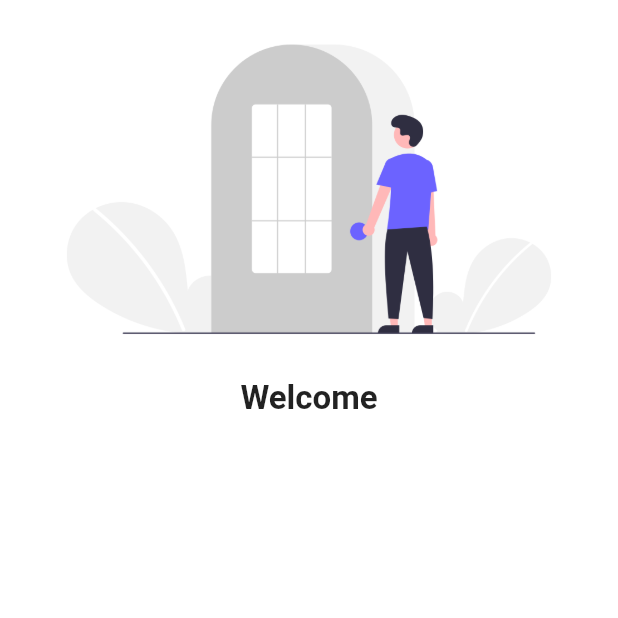
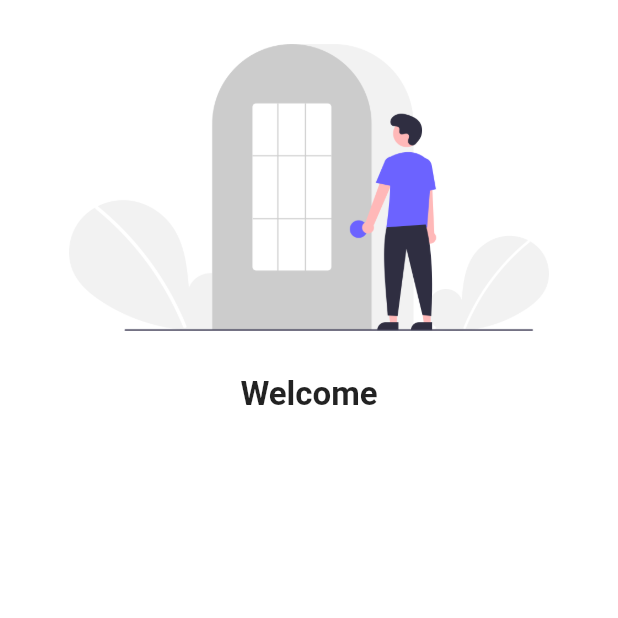
Before and after one commit to Swali295/MyApplication, a Flutter app: the screen it shows after launch, on a phone screen of 412 x 824 dp, the top half of it. Run offline on Flutter 3.47's test engine with Material 2 defaults, Android fonts, the phone set to English and light mode, and no system bars; our stand-ins replace google_fonts.

Commit message:
Day3 Completed

```diff
--- a/flutter_cataloge/lib/main.dart
+++ b/flutter_cataloge/lib/main.dart
@@ -1,5 +1,6 @@
 import 'package:flutter/material.dart';
 
+import 'package:google_fonts/google_fonts.dart';
 import 'pages/home_page.dart';
 import 'pages/login_page.dart';
 
@@ -12,7 +13,8 @@ class MyApp extends StatelessWidget {
   Widget build(BuildContext context) {
     return MaterialApp(
       themeMode: ThemeMode.dark,
-      theme: ThemeData(primarySwatch: Colors.red),
+      theme: ThemeData(primarySwatch: Colors.red,
+      primaryTextTheme: GoogleFonts.latoTextTheme()),
       darkTheme: ThemeData(
         brightness: Brightness.light,
       ),
--- a/flutter_cataloge/lib/pages/login_page.dart
+++ b/flutter_cataloge/lib/pages/login_page.dart
@@ -8,7 +8,9 @@ class LoginPage extends StatelessWidget {
         child: Column(
           children: [
             Image.asset("assets/Login_page.png",
-            fit: BoxFit.cover,
+            fit: BoxFit.fitHeight,
+            height: 250,
+
             ),
             Text("Welcome",
             style: TextStyle(fontSize: 22,
--- a/flutter_cataloge/pubspec.yaml
+++ b/flutter_cataloge/pubspec.yaml
@@ -28,7 +28,7 @@ dependencies:
   # The following adds the Cupertino Icons font to your application.
   # Use with the CupertinoIcons class for iOS style icons.
   cupertino_icons: ^1.0.2
-
+  google_fonts: ^2.1.0
 dev_dependencies:
   flutter_test:
     sdk: flutter
```
Also changed, not shown: flutter_cataloge/pubspec.lock.
